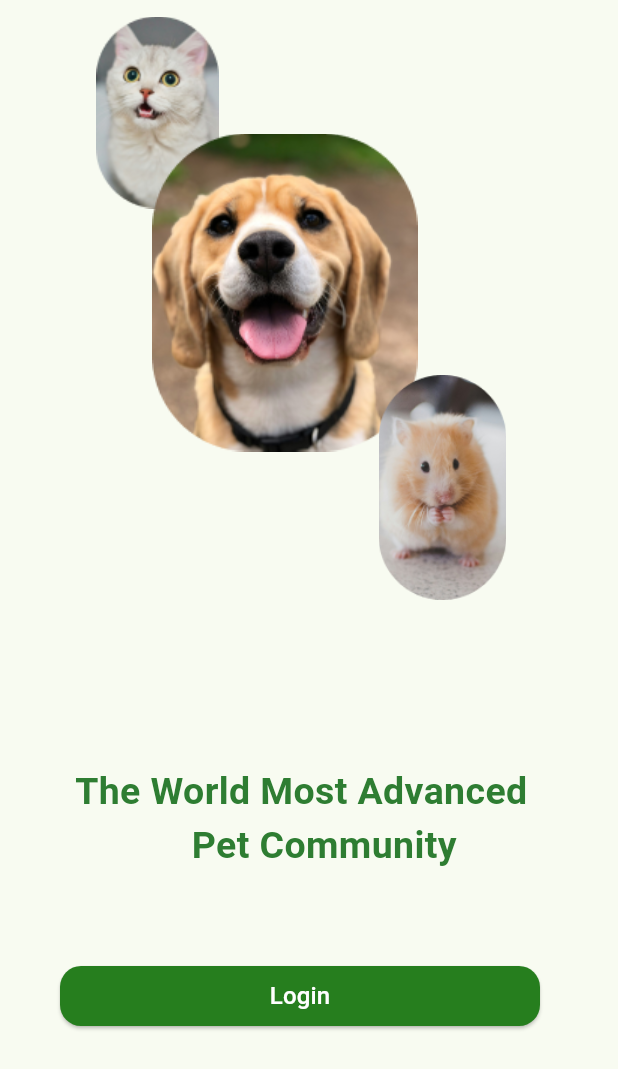
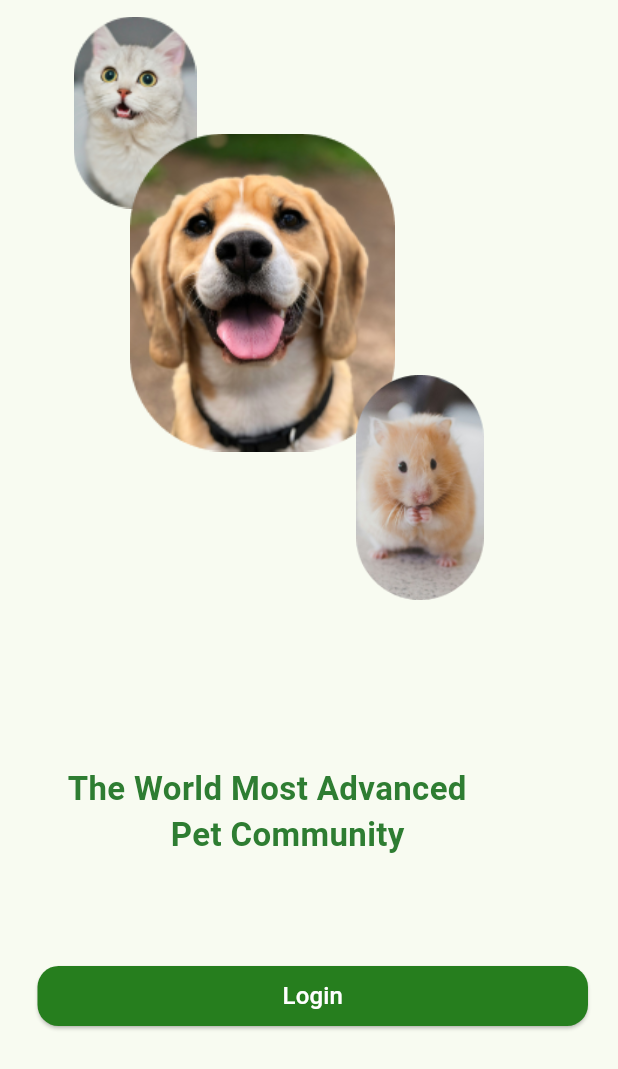
Before and after one commit to mustafalada36/pet_app, a Flutter app: the getStarted screen opened directly, on a phone screen of 412 x 824 dp. Shown: the top 1069 px of the screen. Run offline on Flutter 3.47's test engine with Material 3 defaults, Android fonts, the phone set to English and light mode, and no system bars; our stand-ins replace cloud_firestore, curved_navigation_bar, firebase_auth, firebase_core, google_fonts; accounts and stored records are empty.

Commit message:
better getstarted

```diff
--- a/lib/Screens/getStarted.dart
+++ b/lib/Screens/getStarted.dart
@@ -9,11 +9,12 @@ class getStarted extends StatelessWidget {
     return Scaffold(
       body: SafeArea(
         child: Container(
-
-            margin: EdgeInsets.fromLTRB(40, 10, 0, 0),
+            width: double.infinity,
+            margin: EdgeInsets.fromLTRB(25, 10, 0, 0),
             child: Stack(
               children: [
-                Positioned(
+                Container(
+                  child: Positioned(
                     top: 0,
                     left: 0,
                     child: Image.asset(
@@ -22,7 +23,9 @@ class getStarted extends StatelessWidget {
                       height: 130,
                     ),
                   ),
-                Positioned(
+                ),
+                Container(
+                  child: Positioned(
                     top: 60,
                     left: 50,
                     child: Image.asset(
@@ -31,7 +34,9 @@ class getStarted extends StatelessWidget {
                       height: 250,
                     ),
                   ),
-                Positioned(
+                ),
+                Container(
+                  child: Positioned(
                     top: 240,
                     left: 180,
                     child: Image.asset(
@@ -40,17 +45,28 @@ class getStarted extends StatelessWidget {
                       height: 150,
                     ),
                   ),
-
+                ),
                 Positioned(
                     top: 500,
-                    left: 10,
-                    child: Text('The World Most Advanced\n            Pet Community',style:
-                    TextStyle(fontSize: 25,fontWeight: FontWeight.bold,color: Colors.green.shade800),)),
-
+                    left: 20,
+                    right: 20,
+                    child: Container(
+                      width: double.infinity,
+                      child: Text(
+                        'The World Most Advanced\n            Pet Community',
+                        style: TextStyle(
+                            fontSize: 22,
+                            fontWeight: FontWeight.bold,
+                            color: Colors.green.shade800),
+                      ),
+                    )),
+                //  SizedBox(height: 40),
                 Positioned(
                   top: 630,
-                  child: SizedBox(
-                    width: 320,
+                  left: 0,
+                  right: 20,
+                  child: Container(
+                    width: double.infinity,
                     child: ElevatedButton(
                       onPressed: () {
                         Navigator.push(
@@ -78,12 +94,10 @@ class getStarted extends StatelessWidget {
                         ),
                       ),
                     ),
-                  ),)
+                  ),
+                )
               ],
-            )
-        ),
-
-
+            )),
       ),
     );
   }
--- a/lib/Screens/login.dart
+++ /dev/null
@@ -1 +0,0 @@
-// TODO Implement this library.
--- a/lib/main.dart
+++ b/lib/main.dart
@@ -27,6 +27,7 @@ import 'Screens/addNewAddress.dart';
 import 'Screens/buyDog.dart';
 import 'Screens/buyScreen.dart';
 
+/*
 void main() async {
   WidgetsFlutterBinding.ensureInitialized();
   try {
@@ -45,6 +46,9 @@ void main() async {
   } catch (e) {
     print("Firebase initialization error: $e");
   }
+}*/
+void main() async {
+  runApp(const MyApp());
 }
 
 //main ma kaam kerna
@@ -60,7 +64,7 @@ class MyApp extends StatelessWidget {
         colorScheme: ColorScheme.fromSeed(seedColor: const Color(0xFF267E1E)),
         useMaterial3: true,
       ),
-      home: loginScreen(),
+      home: getStarted(),
 
       //shows
       // debugShowCheckedModeBanner: false,
```
Lines whose indentation alone changed are shown as unchanged.
